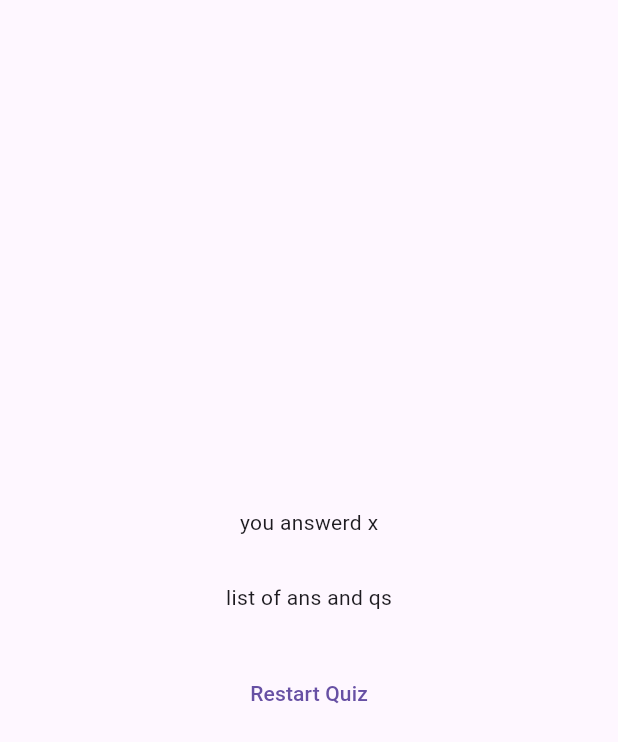
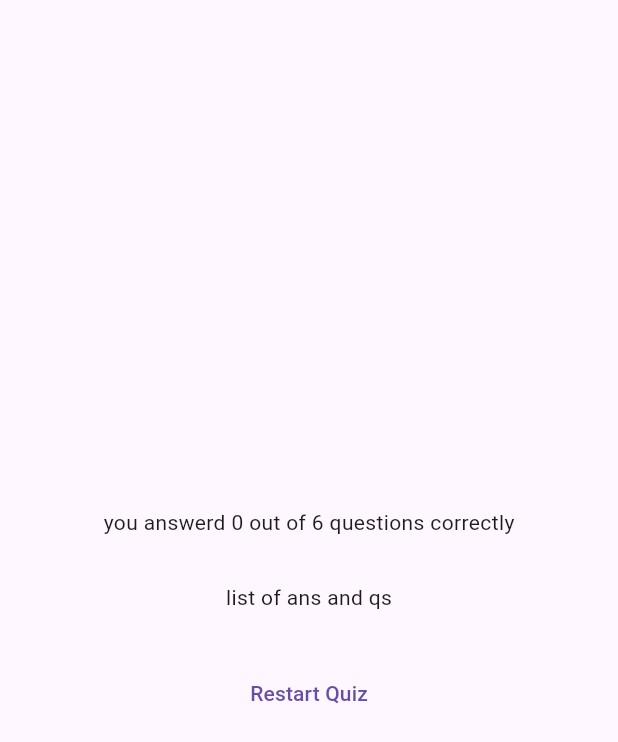
Before and after one commit to fels123/challenge-1, a Flutter app: the ResultsScreen widget shown alone on an empty page, opened directly with empty values, on a phone screen of 412 x 824 dp. Shown: the top 742 px of the screen. Run offline on Flutter 3.47's test engine with Material 3 defaults, Android fonts, the phone set to English and light mode, and no system bars; our stand-ins replace google_fonts.

Commit message:
added the result to calculate total number of qs ans as answered

```diff
--- a/lib/questions_summary.dart
+++ b/lib/questions_summary.dart
@@ -13,7 +13,8 @@ class QuestionsSummary extends StatelessWidget {
           return Row(
             children: [
               Text(((data['question_index'] as int) + 1).toString()),
-              Column(
+              Expanded(
+                child: Column(
                   children: [
                     Text(data['question'] as String),
                     const SizedBox(
@@ -23,6 +24,7 @@ class QuestionsSummary extends StatelessWidget {
                     Text(data['correct_answer'] as String)
                   ],
                 ),
+              ),
             ],
           );
         },
--- a/lib/results_screen.dart
+++ b/lib/results_screen.dart
@@ -29,6 +29,12 @@ class ResultsScreen extends StatelessWidget {
 
   @override
   Widget build(BuildContext context) {
+    final summaryData = getSummaryData();
+    final numTotalQuestions = questions.length;
+    final numCorrectQuestions = summaryData.where((data) {
+      return data['user_answer'] == data['correct_answer'];
+    }).length;
+
     return SizedBox(
       width: double.infinity,
       child: Container(
@@ -36,13 +42,12 @@ class ResultsScreen extends StatelessWidget {
         child: Column(
           mainAxisAlignment: MainAxisAlignment.center,
           children: [
-            const Text('you answerd x'),
+            Text(
+                'you answerd $numCorrectQuestions out of $numTotalQuestions questions correctly'),
             const SizedBox(
               height: 30,
             ),
-            QuestionsSummary(
-              getSummaryData(),
-            ),
+            QuestionsSummary(summaryData),
             const Text('list of ans and qs'),
             const SizedBox(
               height: 30,
```
Lines whose indentation alone changed are shown as unchanged.
